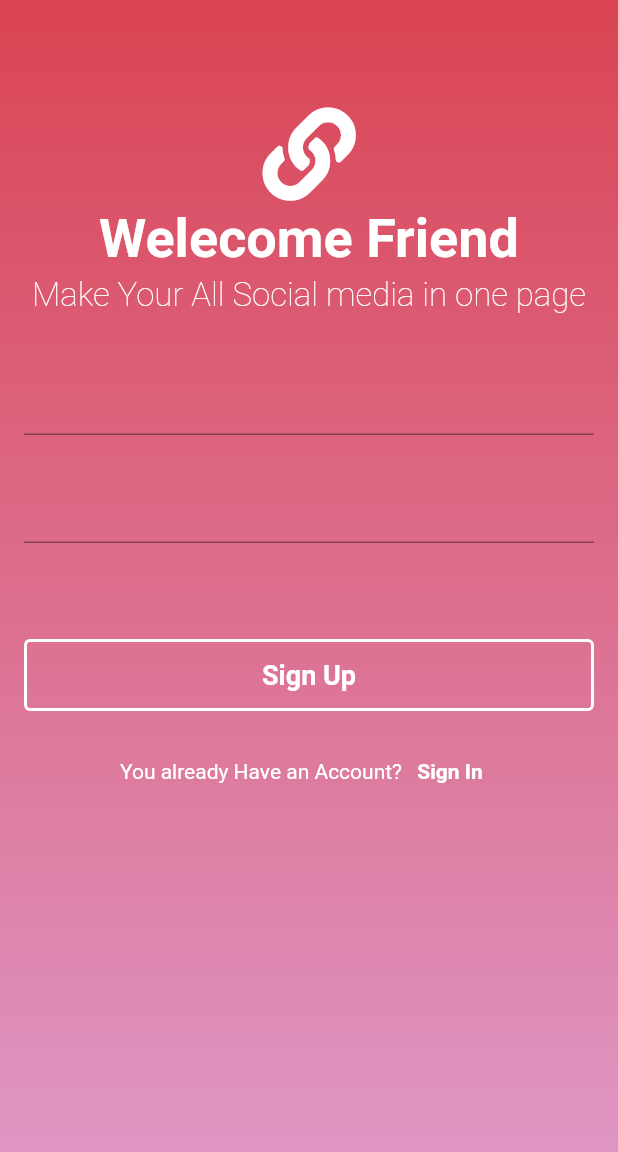
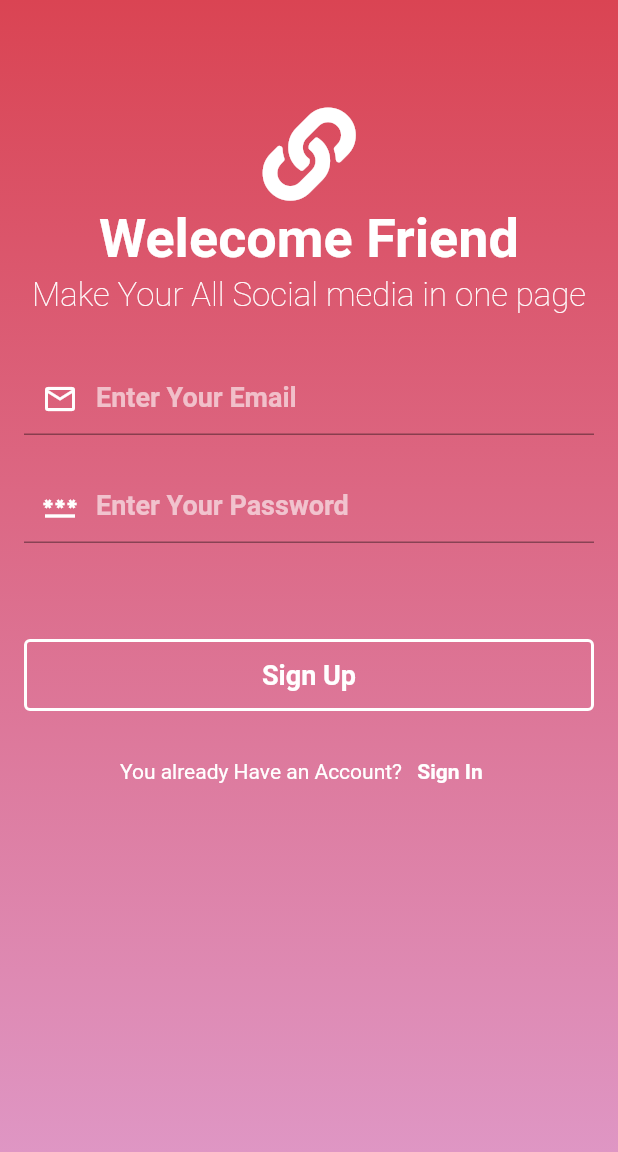
Before and after one commit to ipkalid/my_links, a Flutter app: the screen it shows after launch, after a tap on "Sign Up", on a phone screen of 412 x 824 dp. Shown: the top 1152 px of the screen. Run offline on Flutter 3.47's test engine with Material 2 defaults, Android fonts, the phone set to English and light mode, and no system bars; our stand-ins replace font_awesome_flutter.

Commit message:
design the text field

```diff
--- a/lib/screens/auth_screens/signin_screen.dart
+++ b/lib/screens/auth_screens/signin_screen.dart
@@ -1,6 +1,7 @@
 import 'package:flutter/material.dart';
 import 'package:font_awesome_flutter/font_awesome_flutter.dart';
 import 'package:my_tree/screens/auth_screens/signup_screen.dart';
+import 'package:my_tree/widgets/text_field_design.dart';
 
 class SignInScreen extends StatefulWidget {
   SignInScreen({Key? key}) : super(key: key);
@@ -64,14 +65,18 @@ class _SignInScreenState extends State<SignInScreen> {
                   ),
                 ),
                 SizedBox(height: 32),
-                TextField(
+                TextFieldDesign(
                   controller: emailController,
+                  hintText: 'Enter Your Email',
+                  icon: Icons.email_outlined,
                   keyboardType: TextInputType.emailAddress,
                 ),
                 SizedBox(height: 24),
-                TextField(
+                TextFieldDesign(
                   controller: passwordController,
-                  keyboardType: TextInputType.text,
+                  hintText: 'Enter Your Password',
+                  icon: Icons.password,
+                  obscureText: true,
                 ),
                 SizedBox(height: 64),
                 OutlinedButton(
@@ -88,7 +93,9 @@ class _SignInScreenState extends State<SignInScreen> {
                       color: Colors.white,
                     ),
                   ),
-                  onPressed: () {},
+                  onPressed: () {
+                    print(emailController.text);
+                  },
                 ),
                 SizedBox(height: 16),
                 Row(
--- a/lib/screens/auth_screens/signup_screen.dart
+++ b/lib/screens/auth_screens/signup_screen.dart
@@ -1,7 +1,7 @@
 import 'package:flutter/material.dart';
 import 'package:font_awesome_flutter/font_awesome_flutter.dart';
 import 'package:my_tree/screens/auth_screens/signin_screen.dart';
-
+import 'package:my_tree/widgets/text_field_design.dart';
 
 class SignUpScreen extends StatefulWidget {
   SignUpScreen({Key? key}) : super(key: key);
@@ -71,14 +71,18 @@ class _SignUpScreenState extends State<SignUpScreen> {
                   ),
                 ),
                 SizedBox(height: 32),
-                TextField(
+                TextFieldDesign(
                   controller: emailController,
+                  hintText: 'Enter Your Email',
+                  icon: Icons.email_outlined,
                   keyboardType: TextInputType.emailAddress,
                 ),
                 SizedBox(height: 24),
-                TextField(
+                TextFieldDesign(
                   controller: passwordController,
-                  keyboardType: TextInputType.visiblePassword,
+                  hintText: 'Enter Your Password',
+                  icon: Icons.password,
+                  obscureText: true,
                 ),
                 SizedBox(height: 64),
                 OutlinedButton(
--- /dev/null
+++ b/lib/widgets/text_field_design.dart
@@ -0,0 +1,45 @@
+import 'package:flutter/material.dart';
+
+class TextFieldDesign extends StatelessWidget {
+  const TextFieldDesign({
+    Key? key,
+    required this.controller,
+    required this.hintText,
+    required this.icon,
+    this.obscureText = false,
+    this.keyboardType = TextInputType.text,
+  }) : super(key: key);
+
+  final TextEditingController controller;
+  final TextInputType keyboardType;
+  final String hintText;
+  final IconData icon;
+  final bool obscureText;
+
+  @override
+  Widget build(BuildContext context) {
+    return TextField(
+      controller: controller,
+      keyboardType: this.keyboardType,
+      obscureText: this.obscureText,
+      style: TextStyle(
+        color: Colors.white,
+        fontSize: 18,
+        fontWeight: FontWeight.w600,
+      ),
+      decoration: InputDecoration(
+        hintText: this.hintText,
+        hintStyle: TextStyle(
+          color: Colors.white.withOpacity(.6),
+        ),
+        prefixIcon: Icon(icon, color: Colors.white),
+        focusedBorder: UnderlineInputBorder(
+          borderSide: BorderSide(
+            color: Colors.white,
+            width: 2,
+          ),
+        ),
+      ),
+    );
+  }
+}
```
